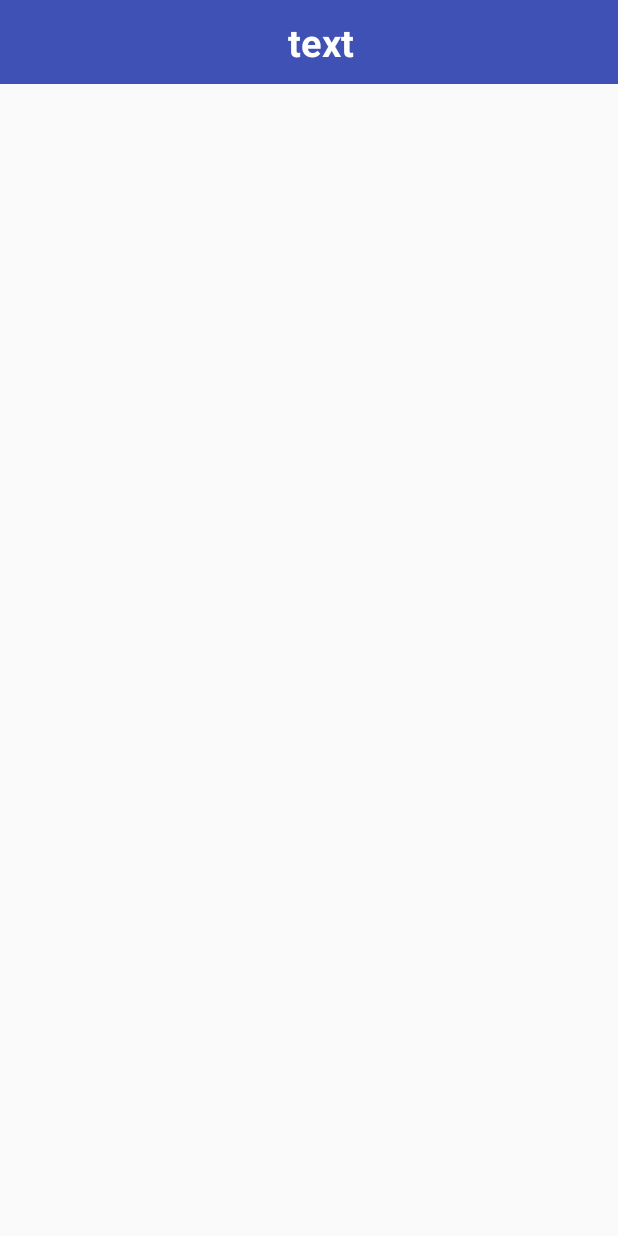
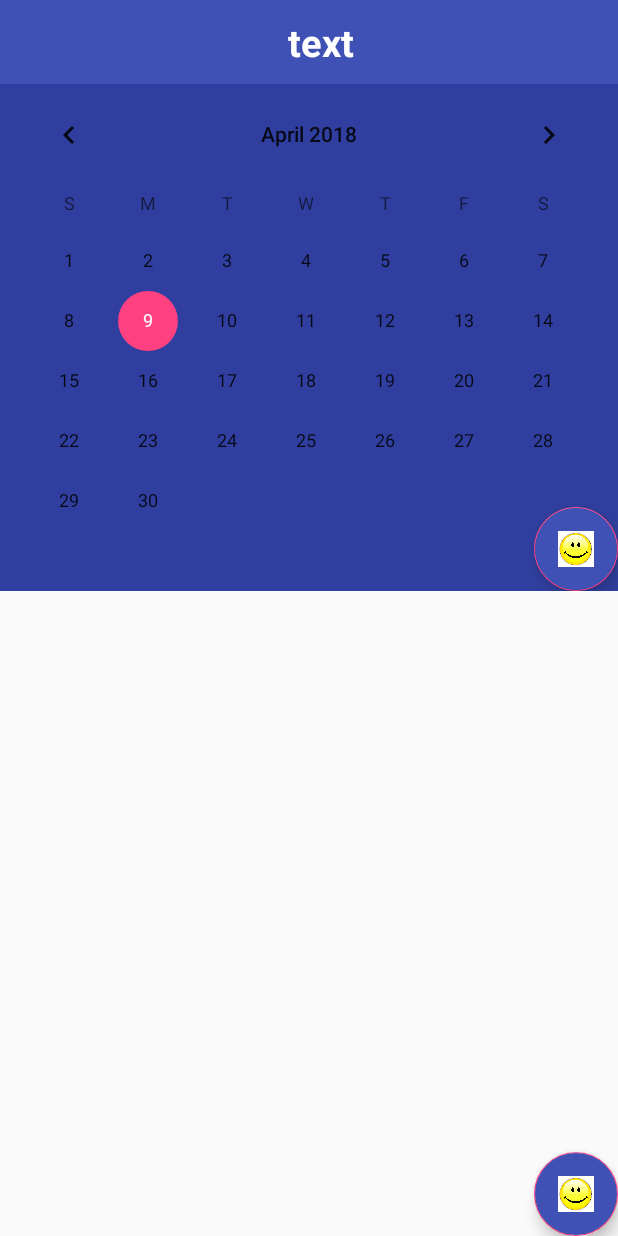
Before and after one commit to yuhny/MyWallet, an Android app: the ManageActivity screen opened directly, with no data from a screen before it, on a phone screen of 412 x 824 dp. Run offline under Robolectric (Android 15) with nearby library versions, the phone set to English and light mode, and no system bars.

Commit message:
created WalletManage activity, 2 fabs, CalendarView

```diff
--- a/app/src/main/java/com/terralogic/mywallet/activity/ManageActivity.java
+++ b/app/src/main/java/com/terralogic/mywallet/activity/ManageActivity.java
@@ -1,23 +1,31 @@
 package com.terralogic.mywallet.activity;
+
 
 import android.support.v7.app.AppCompatActivity;
 import android.os.Bundle;
 import android.support.v7.widget.Toolbar;
+import android.widget.FrameLayout;
 import android.widget.TextView;
 
 import com.terralogic.mywallet.R;
+import com.terralogic.mywallet.fragment.ListExpenseFragment;
+import com.terralogic.mywallet.fragment.WalletManageFragment;
 
 public class ManageActivity extends AppCompatActivity {
-    Toolbar mToolbar;
-    TextView mTitle;
+    private Toolbar mToolbar;
+    private TextView mTitle;
+    private FrameLayout mFrame;
+
     @Override
     protected void onCreate(Bundle savedInstanceState) {
         super.onCreate(savedInstanceState);
         setContentView(R.layout.activity_manage);
 
-        mToolbar = (Toolbar) findViewById(R.id.toolbar);
-        mTitle = (TextView) findViewById(R.id.txtTitle);
-//        mToolbar.;
+//        mToolbar = (Toolbar) findViewById(R.id.toolbar);
+//        mTitle = (TextView) findViewById(R.id.txtTitle);
+//
+//        mTitle.setText("Wallet Manage");
+
 
     }
 }
--- a/app/src/main/java/com/terralogic/mywallet/fragment/WalletManageFragment.java
+++ b/app/src/main/java/com/terralogic/mywallet/fragment/WalletManageFragment.java
@@ -1,9 +1,11 @@
 package com.terralogic.mywallet.fragment;
 
 
+import android.app.Dialog;
 import android.os.Bundle;
 import android.support.annotation.NonNull;
 import android.support.annotation.Nullable;
+import android.support.design.widget.FloatingActionButton;
 import android.support.v4.app.Fragment;
 import android.support.v4.app.FragmentManager;
 import android.support.v4.app.FragmentTransaction;
@@ -11,17 +13,17 @@ import android.view.LayoutInflater;
 import android.view.View;
 import android.view.ViewGroup;
 import android.widget.CalendarView;
-import android.widget.ListView;
-import android.widget.TextView;
 import android.widget.Toast;
 
 import com.terralogic.mywallet.R;
 
 public class WalletManageFragment extends Fragment {
     private CalendarView mCalendarView;
-//    private  mListView;
+    //    private  mListView;
+    private FloatingActionButton mFab;
+    private Dialog mDialog;
 
-    public static WalletManageFragment newInstance() {
+    public static Fragment newInstance() {
         WalletManageFragment wallet = new WalletManageFragment();
         return wallet;
     }
@@ -34,6 +36,9 @@ public class WalletManageFragment extends Fragment {
         final View view = inflater.inflate(R.layout.fragment_wallet_manager, container, false);
 
         mCalendarView = (CalendarView) view.findViewById(R.id.calendar);
+        mFab = (FloatingActionButton) view.findViewById(R.id.fabBalance);
+
+
         mCalendarView.setOnDateChangeListener(new CalendarView.OnDateChangeListener() {
             @Override
             public void onSelectedDayChange(@NonNull CalendarView calendarView, int i, int i1, int i2) {
@@ -48,6 +53,13 @@ public class WalletManageFragment extends Fragment {
             }
         });
 
+        mFab.setOnClickListener(new View.OnClickListener() {
+            @Override
+            public void onClick(View view) {
+                customDialog();
+            }
+        });
+
         return view;
     }
 
@@ -56,4 +68,9 @@ public class WalletManageFragment extends Fragment {
         super.onCreate(savedInstanceState);
 
     }
+
+    private void customDialog() {
+        mDialog = new Dialog(this.getContext());
+        mDialog.setContentView(R.layout.dialog_balance);
+    }
 }
--- a/app/src/main/res/layout/activity_manage.xml
+++ b/app/src/main/res/layout/activity_manage.xml
@@ -7,11 +7,18 @@
     android:orientation="vertical"
     tools:context="com.terralogic.mywallet.activity.ManageActivity">
 
-    <include layout="@layout/manager_toolbar"
-        android:id="@+id/toolbar"/>
+    <include
+        android:id="@+id/toolbar"
+        layout="@layout/manager_toolbar" />
 
-    <FrameLayout
-        android:id="@+id/frameContent"
+    <!--<FrameLayout-->
+    <!--android:id="@+id/frameContent"-->
+    <!--android:layout_width="match_parent"-->
+    <!--android:layout_height="match_parent"></FrameLayout>-->
+    <fragment
+        android:id="@+id/fragmentManage"
+        android:name="com.terralogic.mywallet.fragment.WalletManageFragment"
         android:layout_width="match_parent"
-        android:layout_height="match_parent"></FrameLayout>
+        android:layout_height="match_parent"
+        tools:layout="@layout/fragment_wallet_manager" />
 </LinearLayout>
--- a/app/src/main/res/layout/fragment_list_expense.xml
+++ b/app/src/main/res/layout/fragment_list_expense.xml
@@ -1,5 +1,5 @@
 <?xml version="1.0" encoding="utf-8"?>
-<android.support.design.widget.CoordinatorLayout xmlns:android="http://schemas.android.com/apk/res/android"
+<LinearLayout xmlns:android="http://schemas.android.com/apk/res/android"
     android:layout_width="match_parent"
     android:layout_height="match_parent"
     android:orientation="vertical">
@@ -9,4 +9,4 @@
         android:layout_width="match_parent"
         android:layout_height="match_parent" />
 
-</android.support.design.widget.CoordinatorLayout>
+</LinearLayout>
--- a/app/src/main/res/values/colors.xml
+++ b/app/src/main/res/values/colors.xml
@@ -3,4 +3,6 @@
     <color name="colorPrimary">#3F51B5</color>
     <color name="colorPrimaryDark">#303F9F</color>
     <color name="colorAccent">#FF4081</color>
+    <color name="colorBlack">#000</color>
+    <color name="turquoise">#40E0D0</color>
 </resources>
--- a/build.gradle
+++ b/build.gradle
@@ -7,7 +7,7 @@ buildscript {
         jcenter()
     }
     dependencies {
-        classpath 'com.android.tools.build:gradle:3.0.1'
+        classpath 'com.android.tools.build:gradle:3.1.0'
 
 
         // NOTE: Do not place your application dependencies here; they belong
```
Also changed, not shown: app/src/main/res/layout/dialog_balance.xml (added, +114 -0 lines), gradle/wrapper/gradle-wrapper.properties.
